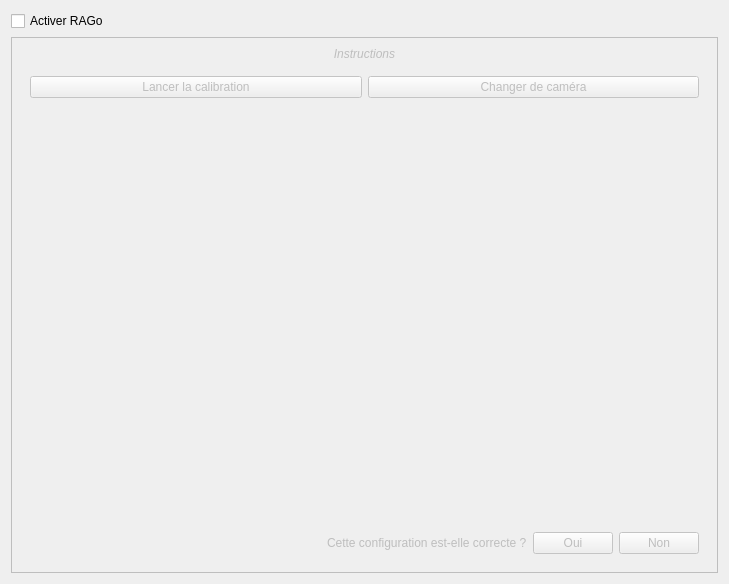
EPeillard/qgo, file src/ragowidget.ui: the form before one commit.
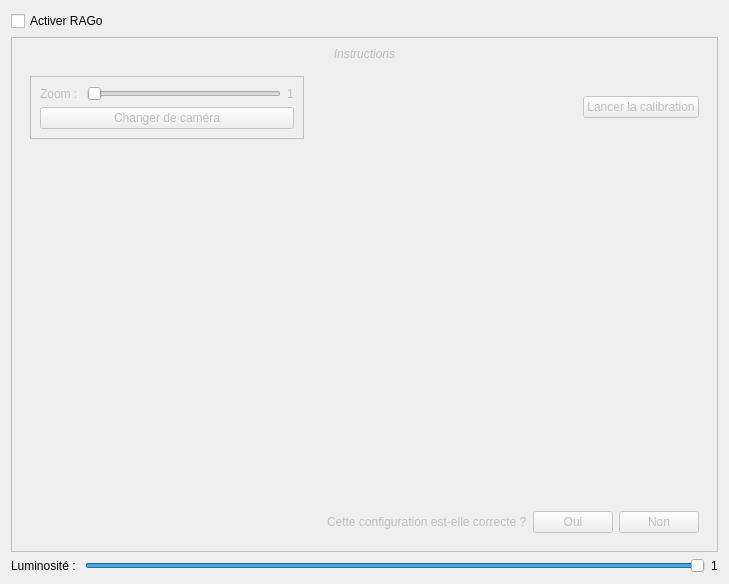
The form after the commit.

Diff of the .ui file:
```diff
--- a/src/ragowidget.ui
+++ b/src/ragowidget.ui
@@ -68,11 +68,41 @@
        <widget class="QWidget" name="beforeCalib" native="true">
         <layout class="QHBoxLayout" name="horizontalLayout_3">
          <item>
-          <widget class="QPushButton" name="buttonCalib">
+          <widget class="QFrame" name="horizontalFrame">
+           <property name="frameShape">
+            <enum>QFrame::Box</enum>
+           </property>
+           <layout class="QVBoxLayout" name="verticalLayout_3">
+            <item>
+             <layout class="QHBoxLayout" name="horizontalLayout_2">
+              <item>
+               <widget class="QLabel" name="label_4">
            <property name="text">
-            <string>Lancer la calibration</string>
-           </property>
-          </widget>
+                 <string>Zoom : </string>
+                </property>
+               </widget>
+              </item>
+              <item>
+               <widget class="QSlider" name="zoomSlider">
+                <property name="minimum">
+                 <number>10</number>
+                </property>
+                <property name="maximum">
+                 <number>50</number>
+                </property>
+                <property name="orientation">
+                 <enum>Qt::Horizontal</enum>
+                </property>
+               </widget>
+              </item>
+              <item>
+               <widget class="QLabel" name="zoomLabel">
+                <property name="text">
+                 <string>1</string>
+                </property>
+               </widget>
+              </item>
+             </layout>
          </item>
          <item>
           <widget class="QPushButton" name="changeCam">
@@ -85,6 +115,29 @@
        </widget>
       </item>
       <item>
+          <spacer name="horizontalSpacer_2">
+           <property name="orientation">
+            <enum>Qt::Horizontal</enum>
+           </property>
+           <property name="sizeHint" stdset="0">
+            <size>
+             <width>40</width>
+             <height>20</height>
+            </size>
+           </property>
+          </spacer>
+         </item>
+         <item>
+          <widget class="QPushButton" name="buttonCalib">
+           <property name="text">
+            <string>Lancer la calibration</string>
+           </property>
+          </widget>
+         </item>
+        </layout>
+       </widget>
+      </item>
+      <item>
        <layout class="QGridLayout" name="gridLayout_3">
         <item row="1" column="0">
          <spacer name="horizontalSpacer_6">
@@ -190,6 +243,43 @@
      </layout>
     </widget>
    </item>
+   <item>
+    <layout class="QHBoxLayout" name="horizontalLayout_5">
+     <item>
+      <widget class="QLabel" name="label_2">
+       <property name="text">
+        <string>Luminosité : </string>
+       </property>
+      </widget>
+     </item>
+     <item>
+      <widget class="QSlider" name="lumSlider">
+       <property name="maximum">
+        <number>100</number>
+       </property>
+       <property name="singleStep">
+        <number>1</number>
+       </property>
+       <property name="value">
+        <number>100</number>
+       </property>
+       <property name="sliderPosition">
+        <number>100</number>
+       </property>
+       <property name="orientation">
+        <enum>Qt::Horizontal</enum>
+       </property>
+      </widget>
+     </item>
+     <item>
+      <widget class="QLabel" name="lumLabel">
+       <property name="text">
+        <string>1</string>
+       </property>
+      </widget>
+     </item>
+    </layout>
+   </item>
   </layout>
  </widget>
  <resources/>
```
Left out of the diff: 40 changed lines with no effect on the pictures. Lines whose indentation alone changed are shown as unchanged.
